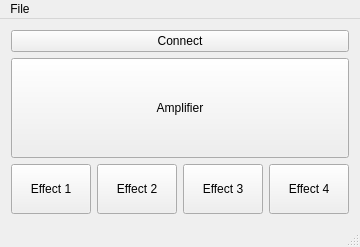
This is plug/mainwindow.ui in b2ornot2b/plug as Qt 5 draws it before an edit. The edited form follows.
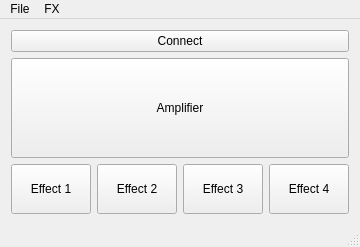
This is the edited form.

Diff of the .ui file:
```diff
--- a/plug/mainwindow.ui
+++ b/plug/mainwindow.ui
@@ -110,7 +110,15 @@
     <addaction name="separator"/>
     <addaction name="actionExit"/>
    </widget>
+   <widget class="QMenu" name="menuFX">
+    <property name="title">
+     <string>FX</string>
+    </property>
+    <addaction name="actionOver"/>
+    <addaction name="actionReverb"/>
+   </widget>
    <addaction name="menuFile"/>
+   <addaction name="menuFX"/>
   </widget>
   <widget class="QStatusBar" name="statusBar"/>
   <action name="actionSave">
```
Left out of the diff: 10 changed lines with no effect on the pictures.
